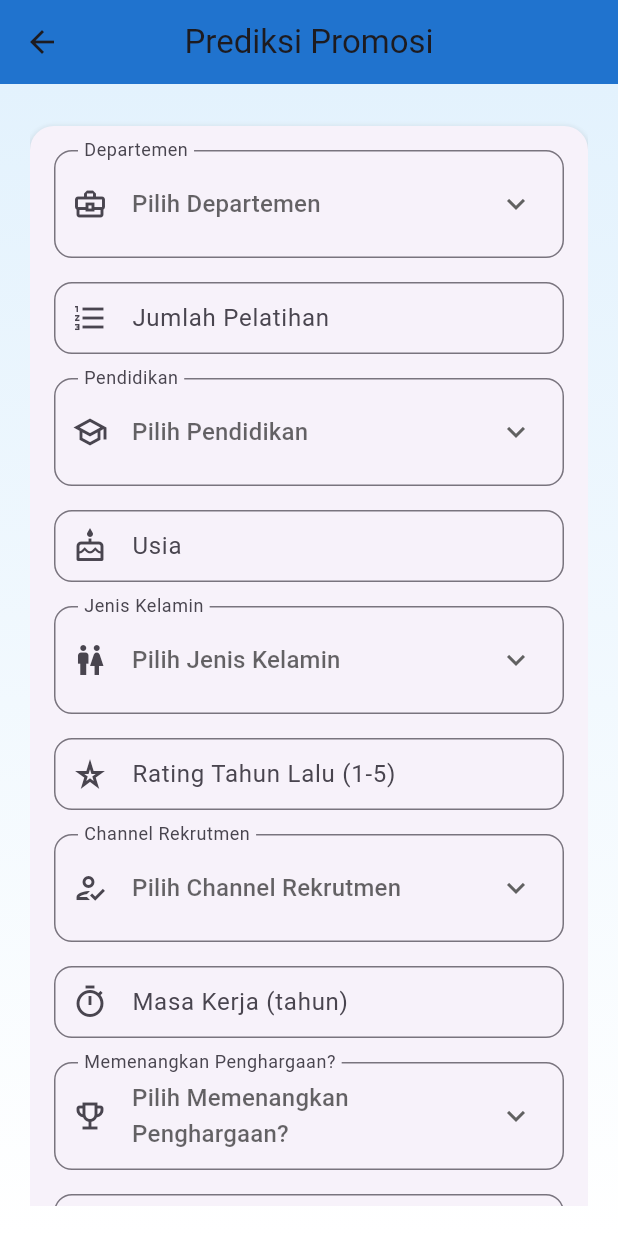
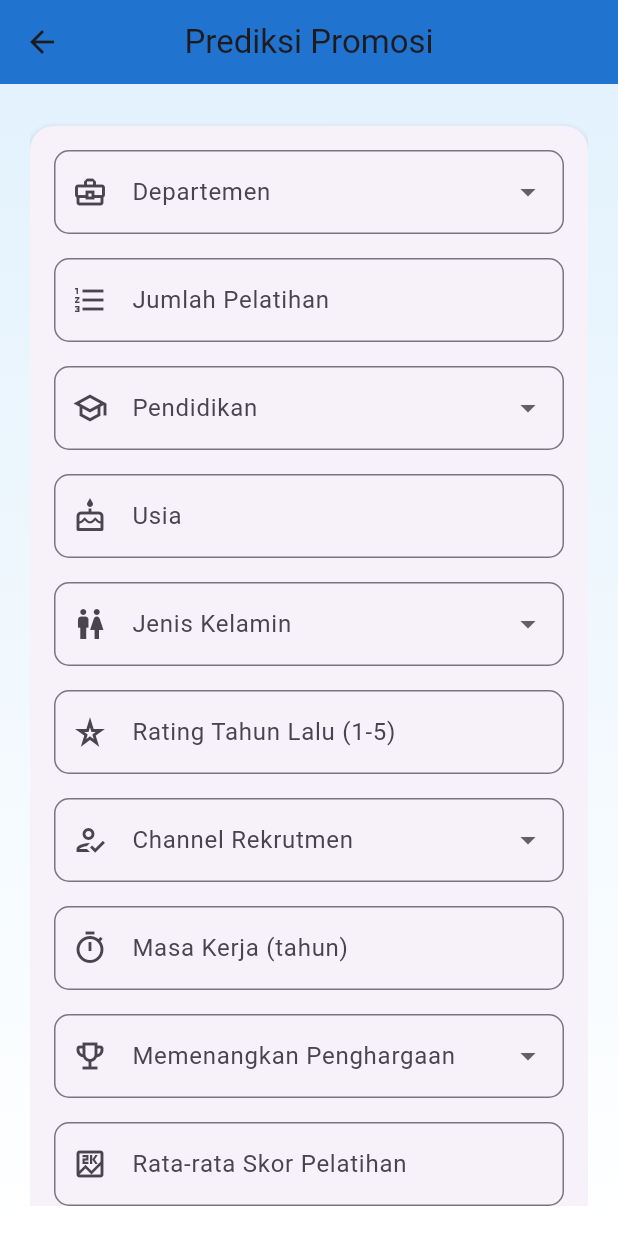
Before and after one commit to PutriMaya22/StaffLink-smartphone, a Flutter app: the PredictionScreen screen opened directly, on a phone screen of 412 x 824 dp. Run offline on Flutter 3.47's test engine with Material 3 defaults, Android fonts, the phone set to English and light mode, and no system bars; our stand-ins replace file_picker, get, image_picker.

Commit message:
update)190525_1054

```diff
--- a/lib/screens/prediction.dart
+++ b/lib/screens/prediction.dart
@@ -12,52 +12,76 @@ class PredictionScreen extends StatefulWidget {
 class _PredictionScreenState extends State<PredictionScreen> {
   final _formKey = GlobalKey<FormState>();
 
-  String? departemen;
-  String? pendidikan;
-  String? jenisKelamin;
-  String? channelRekrutmen;
-  String? memenangkanPenghargaan;
-  String? kpisAbove80;
+  // Dropdown fields
+  int? department;
+  int? education;
+  int? gender;
+  int? recruitmentChannel;
+  int? awardsWon;
+  int? kpisMet;
 
-  final usiaController = TextEditingController();
-  final masaKerjaController = TextEditingController();
-  final ratingController = TextEditingController();
-  final jumlahPelatihanController = TextEditingController();
-  final rataRataSkorPelatihanController = TextEditingController();
-
-  final List<String> departemenList = [
-    'Sales & Marketing',
-    'Operations',
-    'Technology',
-    'Analytics',
-    'R&D',
-    'Procurement',
-    'Finance',
-    'HR',
-    'Legal',
-  ];
-
-  final List<String> pendidikanList = [
-    "Below Secondary",
-    "Bachelor's",
-    "Master's & above",
-  ];
-
-  final List<String> jenisKelaminList = ["Laki-laki", "Perempuan"];
-
-  final List<String> channelRekrutmenList = [
-    "Lainnya"
-        "Referral",
-    "Sourcing",
-  ];
-
-  final List<String> yaTidakList = ['Ya', 'Tidak'];
+  // Text controllers
+  final ageController = TextEditingController();
+  final lengthOfServiceController = TextEditingController();
+  final previousRatingController = TextEditingController();
+  final noOfTrainingsController = TextEditingController();
+  final avgTrainingScoreController = TextEditingController();
 
   bool _isLoading = false;
   String? _result;
 
+  // Dropdown options
+  final List<Map<String, dynamic>> departmentList = [
+    {'id': 1, 'label': 'Sales & Marketing'},
+    {'id': 2, 'label': 'Operations'},
+    {'id': 3, 'label': 'Technology'},
+    {'id': 4, 'label': 'Analytics'},
+    {'id': 5, 'label': 'R&D'},
+    {'id': 6, 'label': 'Procurement'},
+    {'id': 7, 'label': 'Finance'},
+    {'id': 8, 'label': 'HR'},
+    {'id': 9, 'label': 'Legal'},
+  ];
+
+  final List<Map<String, dynamic>> educationList = [
+    {'id': 1, 'label': 'Below Secondary'},
+    {'id': 2, 'label': "Bachelor's"},
+    {'id': 3, 'label': "Master's & above"},
+  ];
+
+  final List<Map<String, dynamic>> genderList = [
+    {'id': 1, 'label': 'Laki-laki'},
+    {'id': 2, 'label': 'Perempuan'},
+  ];
+
+  final List<Map<String, dynamic>> recruitmentChannelList = [
+    {'id': 1, 'label': 'Lainnya'},
+    {'id': 2, 'label': 'Referral'},
+    {'id': 3, 'label': 'Sourcing'},
+  ];
+
+  final List<Map<String, dynamic>> yaTidakList = [
+    {'id': 1, 'label': 'Ya'},
+    {'id': 0, 'label': 'Tidak'},
+  ];
+
+  @override
+  void dispose() {
+    ageController.dispose();
+    lengthOfServiceController.dispose();
+    previousRatingController.dispose();
+    noOfTrainingsController.dispose();
+    avgTrainingScoreController.dispose();
+    super.dispose();
+  }
+
   Future<void> _submitPrediction() async {
     if (!_formKey.currentState!.validate()) return;
+
+    if ([department, education, gender, recruitmentChannel, kpisMet, awardsWon].contains(null)) {
+      setState(() => _result = "Mohon lengkapi semua data dropdown.");
+      return;
+    }
 
     setState(() {
       _isLoading = true;
@@ -65,35 +89,84 @@ class _PredictionScreenState extends State<PredictionScreen> {
     });
 
     final body = {
-      "departemen": departemen,
-      "pendidikan": pendidikan,
-      "jenis_kelamin": jenisKelamin,
-      "channel_rekrutmen": channelRekrutmen,
-      "usia": int.tryParse(usiaController.text) ?? 0,
-      "masa_kerja": int.tryParse(masaKerjaController.text) ?? 0,
-      "rating": double.tryParse(ratingController.text) ?? 0.0,
-      "jumlah_pelatihan": int.tryParse(jumlahPelatihanController.text) ?? 0,
-      "memenangkan_penghargaan": memenangkanPenghargaan == 'Ya' ? 1 : 0,
-      "rata_rata_skor_pelatihan":
-          double.tryParse(rataRataSkorPelatihanController.text) ?? 0.0,
-      "kpis_above_80": kpisAbove80 == 'Ya' ? 1 : 0,
+      "department": department,
+      "education": education,
+      "gender": gender,
+      "recruitment_channel": recruitmentChannel,
+      "no_of_trainings": int.tryParse(noOfTrainingsController.text) ?? 0,
+      "age": int.tryParse(ageController.text) ?? 0,
+      "previous_year_rating": int.tryParse(previousRatingController.text) ?? 0,
+      "length_of_service": int.tryParse(lengthOfServiceController.text) ?? 0,
+      "kpis_met": kpisMet,
+      "awards_won": awardsWon,
+      "avg_training_score": double.tryParse(avgTrainingScoreController.text) ?? 0.0,
     };
 
   try {
   final response = await http.post(
-        Uri.parse('https://example.com/api/predict'),
+    Uri.parse('http://localhost:8000/api/predict'),
     headers: {"Content-Type": "application/json"},
     body: jsonEncode(body),
   );
 
   if (response.statusCode == 200) {
-        final data = jsonDecode(response.body);
+    final responseData = jsonDecode(response.body);
+final innerData = responseData['data'] ?? {}; // Ambil isi dari key 'data'
+
+final prediction = responseData['prediction'].toString().toLowerCase().trim();
+
+print("Prediction result: $prediction");
+print("DATA DARI BACKEND: $innerData");
+
+final departmentMap = {
+  1: 'Sales & Marketing',
+  2: 'Operations',
+  3: 'Technology',
+  4: 'Analytics',
+  5: 'R&D',
+  6: 'Procurement',
+  7: 'Finance',
+  8: 'HR',
+  9: 'Legal',
+};
+
+final departmentId = int.tryParse(innerData['department'].toString()) ?? 0;
+final department = departmentMap[departmentId] ?? '-';
+
+final educationMap = {
+  1: 'Below Secondary',
+  2: "Bachelor's",
+  3: "Master's & above",
+};
+
+final educationId = int.tryParse(innerData['education'].toString()) ?? 0;
+final education = educationMap[educationId] ?? '-';
+
+final rating = innerData['previous_year_rating']?.toString() ?? '';
+final skorPelatihan = innerData['avg_training_score']?.toString() ?? '';
+final kpis = (innerData['kpis_met'] == 1 || innerData['kpis_met'] == true) ? 'promoted' : 'not_promoted';
+final penghargaan = (innerData['awards_won'] == 1 || innerData['awards_won'] == true) ? 'Ya' : 'Tidak';
+
+final hasil = prediction == 'promoted' ? 'DI PROMOSI' : 'TIDAK DI PROMOSI';
+
 setState(() {
-          _result = data['prediction'] ?? "Tidak ada hasil prediksi";
+  _result = '''
+Hasil: $hasil
+
+Detail Input:
+
+Departemen: $department
+Pendidikan: $education
+Rating Tahun Lalu: $rating
+Skor Pelatihan: $skorPelatihan
+KPIs >80%: $kpis
+Penghargaan: $penghargaan
+''';
 });
+
   } else {
     setState(() {
-          _result = "Error saat memproses prediksi";
+      _result = "Gagal memproses prediksi.";
     });
   }
 } catch (e) {
@@ -107,19 +180,53 @@ class _PredictionScreenState extends State<PredictionScreen> {
 }
   }
 
-  @override
-  void dispose() {
-    usiaController.dispose();
-    masaKerjaController.dispose();
-    ratingController.dispose();
-    jumlahPelatihanController.dispose();
-    rataRataSkorPelatihanController.dispose();
-    super.dispose();
+  Widget _buildDropdownField({
+    required String label,
+    required int? value,
+    required List<Map<String, dynamic>> items,
+    required void Function(int?) onChanged,
+    required IconData icon,
+  }) {
+    return DropdownButtonFormField<int>(
+      decoration: InputDecoration(
+        labelText: label,
+        prefixIcon: Icon(icon),
+        border: OutlineInputBorder(borderRadius: BorderRadius.circular(10)),
+      ),
+      value: value,
+      isExpanded: true,
+      items: items.map((item) => DropdownMenuItem<int>(
+        value: item['id'],
+        child: Text(item['label']),
+      )).toList(),
+      onChanged: onChanged,
+      validator: (val) => val == null ? 'Harap pilih $label' : null,
+    );
+  }
+
+  Widget _buildTextField({
+    required TextEditingController controller,
+    required String label,
+    required TextInputType keyboardType,
+    required IconData icon,
+    String? Function(String?)? validator,
+  }) {
+    return TextFormField(
+      controller: controller,
+      keyboardType: keyboardType,
+      decoration: InputDecoration(
+        labelText: label,
+        prefixIcon: Icon(icon),
+        border: OutlineInputBorder(borderRadius: BorderRadius.circular(10)),
+      ),
+      validator: validator,
+    );
   }
 
   @override
   Widget build(BuildContext context) {
     final primaryColor = Colors.blue.shade700;
+
     return Scaffold(
       appBar: AppBar(
         title: const Text('Prediksi Promosi'),
@@ -142,9 +249,7 @@ class _PredictionScreenState extends State<PredictionScreen> {
             children: [
               Card(
                 elevation: 4,
-                shape: RoundedRectangleBorder(
-                  borderRadius: BorderRadius.circular(16),
-                ),
+                shape: RoundedRectangleBorder(borderRadius: BorderRadius.circular(16)),
                 margin: const EdgeInsets.symmetric(vertical: 8),
                 child: Padding(
                   padding: const EdgeInsets.all(16.0),
@@ -152,202 +257,142 @@ class _PredictionScreenState extends State<PredictionScreen> {
                     children: [
                       _buildDropdownField(
                         label: 'Departemen',
-                        value: departemen,
-                        items: departemenList,
-                        onChanged: (val) => setState(() => departemen = val),
+                        value: department,
+                        items: departmentList,
+                        onChanged: (val) => setState(() => department = val),
                         icon: Icons.business_center_outlined,
                       ),
                       const SizedBox(height: 16),
                       _buildTextField(
-                        controller: jumlahPelatihanController,
+                        controller: noOfTrainingsController,
                         label: 'Jumlah Pelatihan',
                         keyboardType: TextInputType.number,
                         icon: Icons.format_list_numbered,
+                        validator: (value) {
+                          if (value == null || value.isEmpty) return 'Harap isi Jumlah Pelatihan';
+                          if (int.tryParse(value) == null) return 'Jumlah Pelatihan harus berupa angka';
+                          return null;
+                        },
                       ),
                       const SizedBox(height: 16),
                       _buildDropdownField(
                         label: 'Pendidikan',
-                        value: pendidikan,
-                        items: pendidikanList,
-                        onChanged: (val) => setState(() => pendidikan = val),
+                        value: education,
+                        items: educationList,
+                        onChanged: (val) => setState(() => education = val),
                         icon: Icons.school_outlined,
                       ),
                       const SizedBox(height: 16),
                       _buildTextField(
-                        controller: usiaController,
+                        controller: ageController,
                         label: 'Usia',
                         keyboardType: TextInputType.number,
                         icon: Icons.cake_outlined,
+                        validator: (value) {
+                          final n = int.tryParse(value ?? '');
+                          if (value == null || value.isEmpty) return 'Harap isi Usia';
+                          if (n == null) return 'Usia harus berupa angka';
+                          if (n < 18 || n > 60) return 'Usia harus antara 18 sampai 60';
+                          return null;
+                        },
                       ),
                       const SizedBox(height: 16),
                       _buildDropdownField(
                         label: 'Jenis Kelamin',
-                        value: jenisKelamin,
-                        items: jenisKelaminList,
-                        onChanged: (val) => setState(() => jenisKelamin = val),
+                        value: gender,
+                        items: genderList,
+                        onChanged: (val) => setState(() => gender = val),
                         icon: Icons.wc_outlined,
                       ),
                       const SizedBox(height: 16),
                       _buildTextField(
-                        controller: ratingController,
+                        controller: previousRatingController,
                         label: 'Rating Tahun Lalu (1-5)',
                         keyboardType: TextInputType.number,
                         icon: Icons.star_rate_outlined,
+                        validator: (value) {
+                          final n = int.tryParse(value ?? '');
+                          if (value == null || value.isEmpty) return 'Harap isi Rating';
+                          if (n == null || n < 1 || n > 5) return 'Rating harus antara 1 sampai 5';
+                          return null;
+                        },
                       ),
                       const SizedBox(height: 16),
                       _buildDropdownField(
                         label: 'Channel Rekrutmen',
-                        value: channelRekrutmen,
-                        items: channelRekrutmenList,
-                        onChanged:
-                            (val) => setState(() => channelRekrutmen = val),
+                        value: recruitmentChannel,
+                        items: recruitmentChannelList,
+                        onChanged: (val) => setState(() => recruitmentChannel = val),
                         icon: Icons.how_to_reg_outlined,
                       ),
                       const SizedBox(height: 16),
                       _buildTextField(
-                        controller: masaKerjaController,
+                        controller: lengthOfServiceController,
                         label: 'Masa Kerja (tahun)',
                         keyboardType: TextInputType.number,
                         icon: Icons.timer_outlined,
+                        validator: (value) {
+                          if (value == null || value.isEmpty) return 'Harap isi Masa Kerja';
+                          if (int.tryParse(value) == null) return 'Masa Kerja harus berupa angka';
+                          return null;
+                        },
                       ),
                       const SizedBox(height: 16),
                       _buildDropdownField(
-                        label: 'Memenangkan Penghargaan?',
-                        value: memenangkanPenghargaan,
+                        label: 'Memenangkan Penghargaan',
+                        value: awardsWon,
                         items: yaTidakList,
-                        onChanged:
-                            (val) =>
-                                setState(() => memenangkanPenghargaan = val),
+                        onChanged: (val) => setState(() => awardsWon = val),
                         icon: Icons.emoji_events_outlined,
                       ),
                       const SizedBox(height: 16),
                       _buildTextField(
-                        controller: rataRataSkorPelatihanController,
+                        controller: avgTrainingScoreController,
                         label: 'Rata-rata Skor Pelatihan',
-                        keyboardType: TextInputType.number,
+                        keyboardType: const TextInputType.numberWithOptions(decimal: true),
                         icon: Icons.score_outlined,
+                        validator: (value) {
+                          if (value == null || value.isEmpty) return 'Harap isi Rata-rata Skor Pelatihan';
+                          if (double.tryParse(value) == null) return 'Skor harus berupa angka';
+                          return null;
+                        },
                       ),
                       const SizedBox(height: 16),
                       _buildDropdownField(
-                        label: 'KPIs >80%?',
-                        value: kpisAbove80,
+                        label: 'KPI di atas 80%',
+                        value: kpisMet,
                         items: yaTidakList,
-                        onChanged: (val) => setState(() => kpisAbove80 = val),
-                        icon: Icons.assessment_outlined,
-                      ),
-                    ],
-                  ),
-                ),
+                        onChanged: (val) => setState(() => kpisMet = val),
+                        icon: Icons.insights_outlined,
                       ),
                       const SizedBox(height: 24),
                       ElevatedButton(
-                style: ElevatedButton.styleFrom(
-                  backgroundColor: primaryColor,
-                  padding: const EdgeInsets.symmetric(vertical: 16),
-                  shape: RoundedRectangleBorder(
-                    borderRadius: BorderRadius.circular(30),
-                  ),
-                  elevation: 6,
-                  shadowColor: primaryColor.withOpacity(0.6),
-                  textStyle: const TextStyle(
-                    fontSize: 18,
-                    fontWeight: FontWeight.bold,
-                    letterSpacing: 1.2,
-                  ),
-                ),
                         onPressed: _isLoading ? null : _submitPrediction,
-                child:
-                    _isLoading
-                        ? const CircularProgressIndicator(color: Colors.white)
-                        : const Text('Prediksi Promosi'),
+                        child: _isLoading
+                            ? const SizedBox(
+                                width: 20,
+                                height: 20,
+                                child: CircularProgressIndicator(strokeWidth: 2, color: Colors.white),
+                              )
+                            : const Text('Submit'),
                       ),
                       if (_result != null) ...[
-                const SizedBox(height: 30),
-                Card(
-                  color: Colors.white,
-                  elevation: 4,
-                  shape: RoundedRectangleBorder(
-                    borderRadius: BorderRadius.circular(16),
-                  ),
-                  child: Padding(
-                    padding: const EdgeInsets.all(16),
-                    child: Text(
+                        const SizedBox(height: 24),
+                        Text('Hasil Prediksi:', style: Theme.of(context).textTheme.titleMedium),
+                        const SizedBox(height: 8),
+                        Text(
                           _result!,
-                      style: TextStyle(
-                        fontSize: 18,
-                        fontWeight: FontWeight.bold,
-                        color: Colors.blue.shade700,
-                      ),
-                    ),
-                  ),
+                          style: Theme.of(context).textTheme.headlineSmall?.copyWith(color: Colors.blueAccent),
                         ),
                       ],
                     ],
                   ),
                 ),
               ),
-    );
-  }
-
-  Widget _buildDropdownField({
-    required String label,
-    String? value,
-    required List<String> items,
-    required void Function(String?) onChanged,
-    IconData? icon,
-  }) {
-    return InputDecorator(
-      decoration: InputDecoration(
-        labelText: label,
-        prefixIcon: icon != null ? Icon(icon) : null,
-        border: OutlineInputBorder(borderRadius: BorderRadius.circular(12)),
-        contentPadding: const EdgeInsets.symmetric(
-          vertical: 12,
-          horizontal: 16,
+            ],
           ),
-      ),
-      child: DropdownButtonHideUnderline(
-        child: DropdownButton<String>(
-          value: value,
-          isExpanded: true,
-          icon: const Icon(Icons.keyboard_arrow_down),
-          onChanged: onChanged,
-          items:
-              items
-                  .map(
-                    (item) => DropdownMenuItem(value: item, child: Text(item)),
-                  )
-                  .toList(),
-          hint: Text('Pilih $label'),
         ),
       ),
     );
   }
-
-  Widget _buildTextField({
-    required TextEditingController controller,
-    required String label,
-    TextInputType? keyboardType,
-    IconData? icon,
-  }) {
-    return TextFormField(
-      controller: controller,
-      keyboardType: keyboardType,
-      decoration: InputDecoration(
-        labelText: label,
-        prefixIcon: icon != null ? Icon(icon) : null,
-        border: OutlineInputBorder(borderRadius: BorderRadius.circular(12)),
-        contentPadding: const EdgeInsets.symmetric(
-          vertical: 12,
-          horizontal: 16,
-        ),
-      ),
-      validator: (value) {
-        if (value == null || value.isEmpty) {
-          return 'Field $label tidak boleh kosong';
 }
-        return null;
-      },
-    );
-  }
-}
--- a/pubspec.yaml
+++ b/pubspec.yaml
@@ -12,12 +12,18 @@ dependencies:
     sdk: flutter
   get: ^4.7.2
   cupertino_icons: ^1.0.8
+<<<<<<< Updated upstream
   http: ^1.4.0
   image_picker: ^1.1.2
   intl: ^0.20.2
   file_picker: ^10.1.9
   flutter_web_plugins:
     sdk: flutter
+=======
+  image_picker: ^0.8.7+4
+  file_picker: ^6.1.1
+  intl: any
+>>>>>>> Stashed changes
 
 dev_dependencies:
   flutter_test:
```
Also changed, not shown: pubspec.lock. Lines whose indentation alone changed are shown as unchanged.
